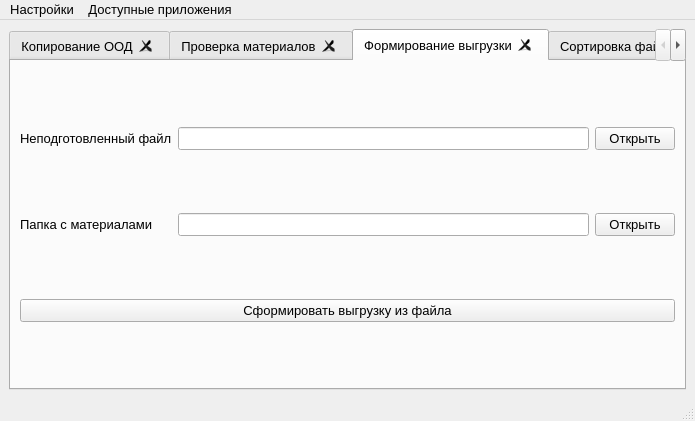
First picture: the form in designer/Main.ui, repository ant1cus/Project_SP, before the edit.
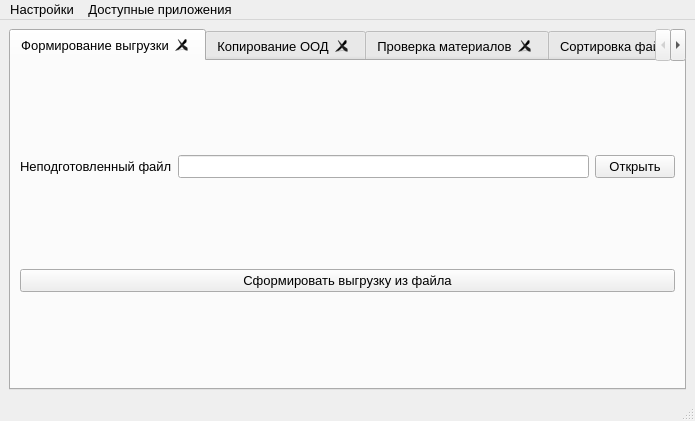
Second picture: the form after the edit. The open tabs and pages were chosen to show the change.

Commit message: add new check and fix drag and drop

Patch:
```diff
--- a/designer/Main.ui
+++ b/designer/Main.ui
@@ -31,6 +31,37 @@
       <property name="movable">
        <bool>true</bool>
       </property>
+      <widget class="QWidget" name="form">
+       <attribute name="title">
+        <string>Формирование выгрузки</string>
+       </attribute>
+       <layout class="QGridLayout" name="gridLayout_2">
+        <item row="1" column="0" colspan="3">
+         <widget class="QPushButton" name="pushButton_form_file">
+          <property name="text">
+           <string>Сформировать выгрузку из файла</string>
+          </property>
+         </widget>
+        </item>
+        <item row="0" column="1">
+         <widget class="QLineEdit" name="lineEdit_path_file_unformat_file"/>
+        </item>
+        <item row="0" column="0">
+         <widget class="QLabel" name="label_unformat_file">
+          <property name="text">
+           <string>Неподготовленный файл</string>
+          </property>
+         </widget>
+        </item>
+        <item row="0" column="2">
+         <widget class="QPushButton" name="pushButton_open_unformat_file">
+          <property name="text">
+           <string>Открыть</string>
+          </property>
+         </widget>
+        </item>
+       </layout>
+      </widget>
       <widget class="QWidget" name="copy_ood">
        <attribute name="title">
         <string>Копирование ООД</string>
@@ -178,54 +209,6 @@
         </item>
        </layout>
       </widget>
-      <widget class="QWidget" name="form">
-       <attribute name="title">
-        <string>Формирование выгрузки</string>
-       </attribute>
-       <layout class="QGridLayout" name="gridLayout_2">
-        <item row="2" column="0" colspan="3">
-         <widget class="QPushButton" name="pushButton_form_file">
-          <property name="text">
-           <string>Сформировать выгрузку из файла</string>
-          </property>
-         </widget>
-        </item>
-        <item row="1" column="2">
-         <widget class="QPushButton" name="pushButton_open_check_material_dir">
-          <property name="text">
-           <string>Открыть</string>
-          </property>
-         </widget>
-        </item>
-        <item row="0" column="0">
-         <widget class="QLabel" name="label_unformat_file">
-          <property name="text">
-           <string>Неподготовленный файл</string>
-          </property>
-         </widget>
-        </item>
-        <item row="0" column="1">
-         <widget class="QLineEdit" name="lineEdit_path_file_unformat_file"/>
-        </item>
-        <item row="1" column="1">
-         <widget class="QLineEdit" name="lineEdit_path_dir_check_material"/>
-        </item>
-        <item row="0" column="2">
-         <widget class="QPushButton" name="pushButton_open_unformat_file">
-          <property name="text">
-           <string>Открыть</string>
-          </property>
-         </widget>
-        </item>
-        <item row="1" column="0">
-         <widget class="QLabel" name="label_dir_check_material">
-          <property name="text">
-           <string>Папка с материалами</string>
-          </property>
-         </widget>
-        </item>
-       </layout>
-      </widget>
       <widget class="QWidget" name="sorting">
        <attribute name="title">
         <string>Сортировка файлов</string>
```
Left out of the diff: 12 changed lines with no effect on the pictures. The commit also changes 5 other files.
